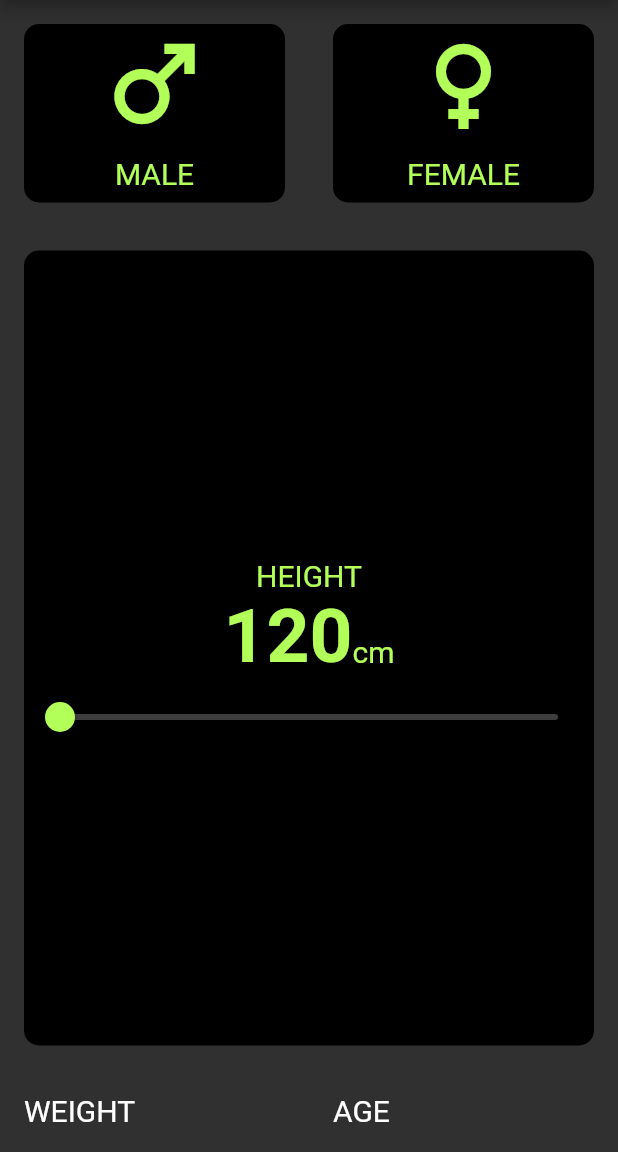
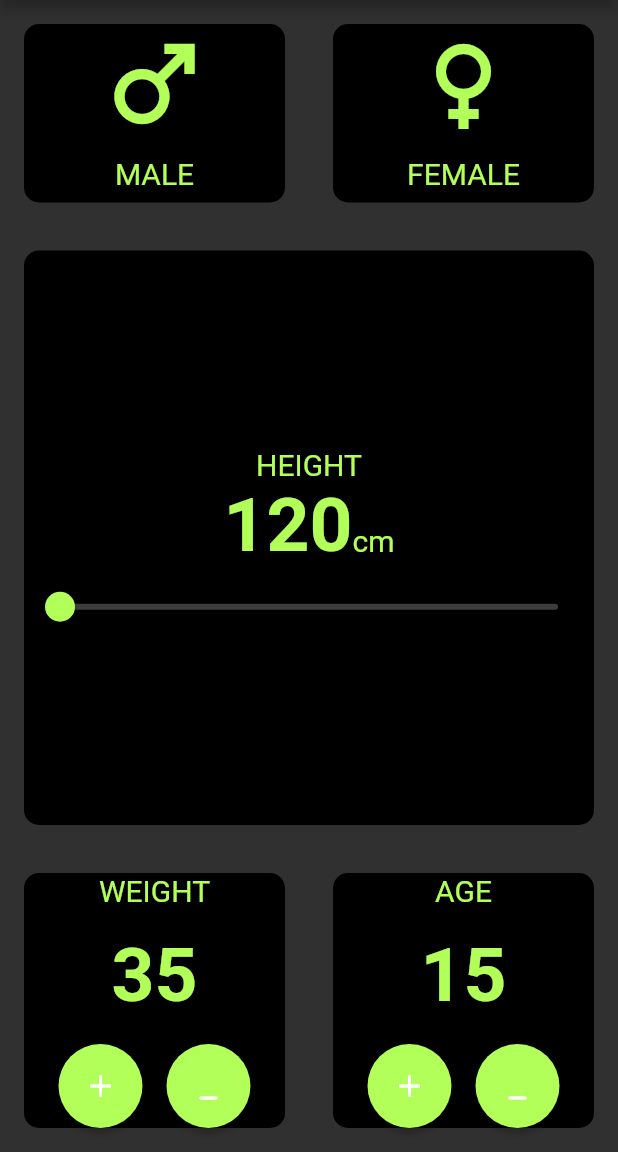
Before and after one commit to alaminrafiar/bmi_calculator, a Flutter app: the screen it shows after launch, on a phone screen of 412 x 824 dp, the part 84-1236 px from its top. Run offline on Flutter 3.47's test engine with Material 2 defaults, Android fonts, the phone set to English and light mode, and no system bars.

Commit message:
weight & age add

```diff
--- a/lib/input_pages/input_page.dart
+++ b/lib/input_pages/input_page.dart
@@ -1,6 +1,7 @@
 import 'package:bmi_calculator/constants/constants.dart';
 import 'package:bmi_calculator/widgets/card_gender.dart';
 import 'package:bmi_calculator/widgets/reusablecard.dart';
+import 'package:bmi_calculator/widgets/round_icon_button.dart';
 import 'package:flutter/material.dart';
 
 class InputPage extends StatefulWidget {
@@ -16,6 +17,8 @@ class _InputPageState extends State<InputPage> {
   Color femaleColor = inactiveColor;
   Gender? selectedGender;
   double height = 120.0;
+  int weight =35;
+  int age =15;
 
   //1 = male
   //2 = female
@@ -129,19 +132,112 @@ class _InputPageState extends State<InputPage> {
             color: inactiveColor,
           ),
           Row(
-            children: const [
+            children: [
               ResuableCard(
-                cardChild: Text(
-                  "WEIGHT",
-                  style: TextStyle(fontSize: 20),
+                color: inactiveColor,
+                cardChild: Column(
+                  children: [
+                    Text(
+                      "WEIGHT",
+                      style: mediumTextStyle,
+                    ),
+                    Row(
+                      children: [
+                        ResuableCard(
+                          cardChild: Center(
+                            child: Text(
+                              "$weight",
+                              style: largeTextStyle,
+                            ),
+                          ),
+                        ),
+                      ],
+                    ),
+                    Row(
+                      mainAxisAlignment: MainAxisAlignment.center,
+                      children: [
+                        Round_Icons_button(
+                          onPressed: () {
+                            setState(() {
+                              weight++;
+
+                            });
+                          },
+                          icon: Icons.add,
+                        ),
+                        SizedBox(
+                          width: 16,
+                        ),
+                        Round_Icons_button(
+                          onPressed: () {
+                            setState(() {
+                              weight--;
+                            });
+                          },
+                          icon: Icons.minimize_rounded,
+                        )
+                      ],
+                    ),
+                  ],
                 ),
               ),
               ResuableCard(
-                cardChild: Text(
-                  "AGE",
-                  style: TextStyle(fontSize: 20),
+                color: inactiveColor,
+                cardChild: Column(
+                  children: [
+                    Text(
+                      "AGE",
+                      style: mediumTextStyle,
+                    ),
+                    Row(
+                      children: [
+                        ResuableCard(
+                          cardChild: Center(
+                            child: Text(
+                              "$age",
+                              style: largeTextStyle,
+                            ),
+                          ),
+                        ),
+                      ],
+                    ),
+                    Row(
+                      mainAxisAlignment: MainAxisAlignment.center,
+                      children: [
+                        Round_Icons_button(
+                          onPressed: () {
+                           setState(() {
+                             age++;
+                           });
+                          },
+                          icon: Icons.add,
+                        ),
+                        SizedBox(
+                          width: 16,
+                        ),
+                        Round_Icons_button(
+                          onPressed: () {
+                            setState(() {
+                              age--;
+                            });
+                          },
+                          icon: Icons.minimize_rounded,
+                        )
+                      ],
+                    ),
+                  ],
                 ),
               ),
+
+              // Row(
+              //   children: [
+              //     ResuableCard(
+              //       cardChild: Text("80",
+              //       style: largeTextStyle,
+              //       ),
+              //     )
+              //   ],
+              // ),
             ],
           ),
         ],
--- /dev/null
+++ b/lib/widgets/round_icon_button.dart
@@ -0,0 +1,20 @@
+import 'package:flutter/material.dart';
+class Round_Icons_button extends StatelessWidget {
+  final IconData?icon;
+  final Function()? onPressed;
+  const Round_Icons_button({Key? key,this.icon,this.onPressed}) : super(key: key);
+
+  @override
+  Widget build(BuildContext context) {
+    return RawMaterialButton(
+      onPressed:onPressed,
+      constraints: BoxConstraints.tightFor(
+        height: 56,
+        width: 56,
+      ),
+      shape: CircleBorder(),
+      fillColor: Colors.lightGreenAccent,
+      child: Icon(icon),
+    );
+  }
+}
```
